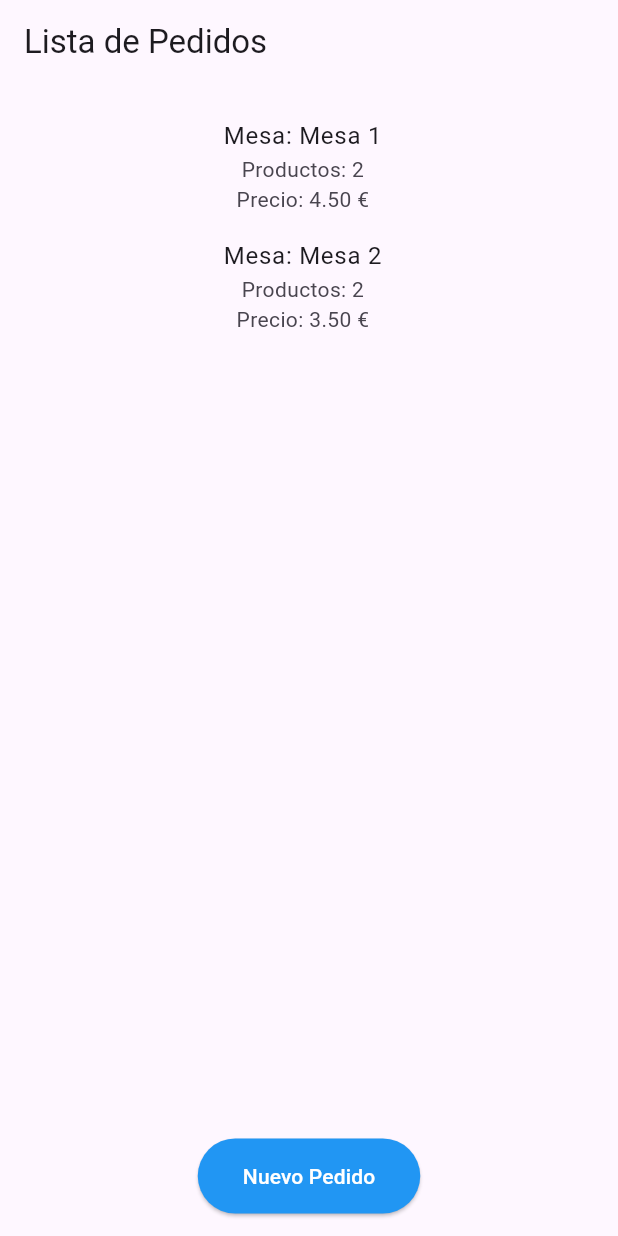
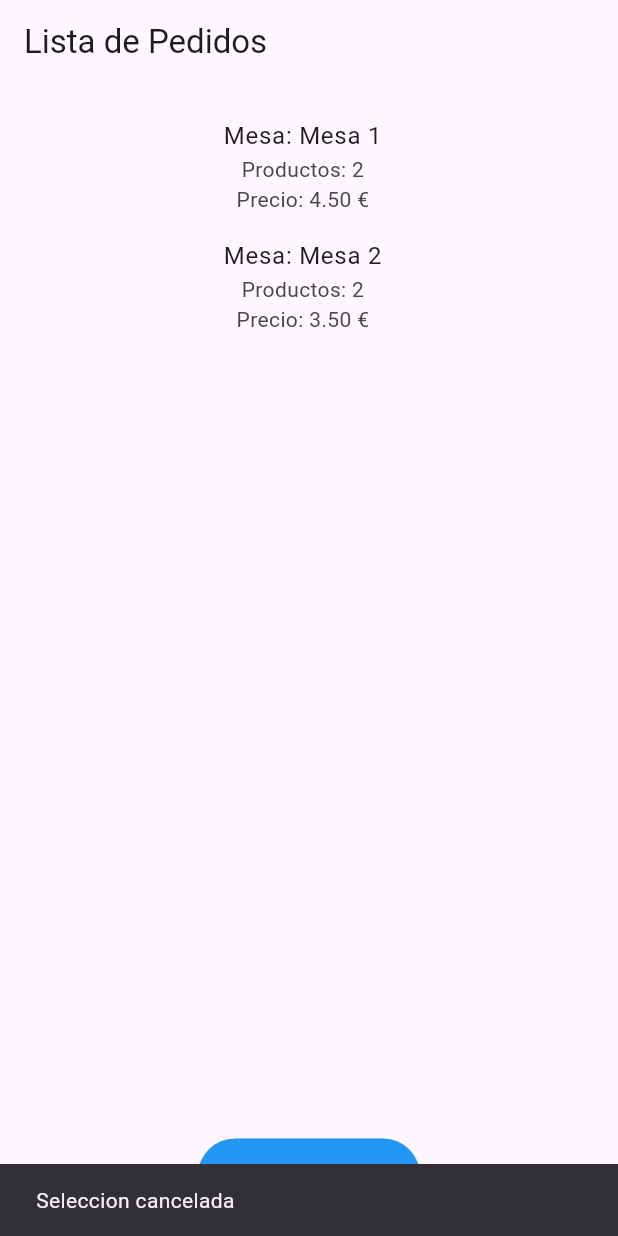
Before and after one commit to Marcospm95/bar_app, a Flutter app: the ProductosView screen opened directly, after a tap on the "add" icon, after a tap on "Cancelar", on a phone screen of 412 x 824 dp. Run offline on Flutter 3.47's test engine with Material 3 defaults, Android fonts, the phone set to English and light mode, and no system bars.

Commit message:
Tooltips y Snackbars

```diff
--- a/lib/view/productos_view.dart
+++ b/lib/view/productos_view.dart
@@ -48,6 +48,9 @@ class _ProductosViewState extends State<ProductosView> {
   /// Cancela la selección y vuelve sin datos
   void cancelar() {
     Navigator.pop(context);
+    ScaffoldMessenger.of(context).showSnackBar(
+      const SnackBar(content: Text("Seleccion cancelada"))
+    );
   }
 
   @override
@@ -67,17 +70,23 @@ class _ProductosViewState extends State<ProductosView> {
               trailing: Row(
                 mainAxisSize: MainAxisSize.min,
                 children: [
-                  IconButton(
+                  Tooltip(
+                    message: "Quitar una unidad",
+                    child: IconButton(
                     onPressed: () {
                       restarProductos(p);
                     },
                     icon: const Icon(Icons.remove),
                   ),
-                  IconButton(
+                  ),
+                  Tooltip(
+                    message: "Añadir una unidad",
+                   child:IconButton(
                     onPressed: () {
                       sumarProductos(p);
                     },
                     icon: const Icon(Icons.add),
+                  ),
                   ),
                 ],
               ),
@@ -90,10 +99,17 @@ class _ProductosViewState extends State<ProductosView> {
         child: Row(
           mainAxisAlignment: MainAxisAlignment.spaceBetween,
           children: [
-            ElevatedButton(onPressed: cancelar, child: const Text("Cancelar")),
-            ElevatedButton(
+            Tooltip(
+              message: "Cancelar selección",
+            child:ElevatedButton(onPressed: cancelar, child: const Text("Cancelar")
+            ),
+            ),
+            Tooltip(
+              message: "Confirmar selección",
+              child: ElevatedButton(
               onPressed: confirmar,
               child: const Text("Confirmar"),
+            ),
             ),
           ],
         ),
```
Also changed, not shown: lib/view/crear_pedido_view.dart (+19 -4 lines), lib/view/home_view.dart (+7 -1 lines).
